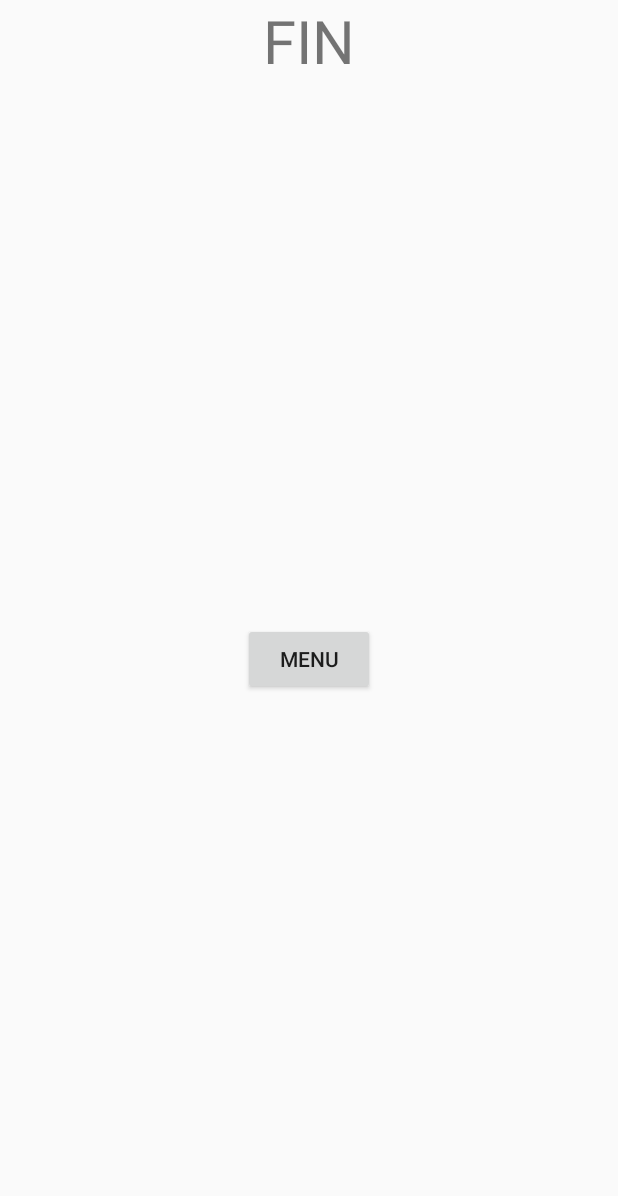
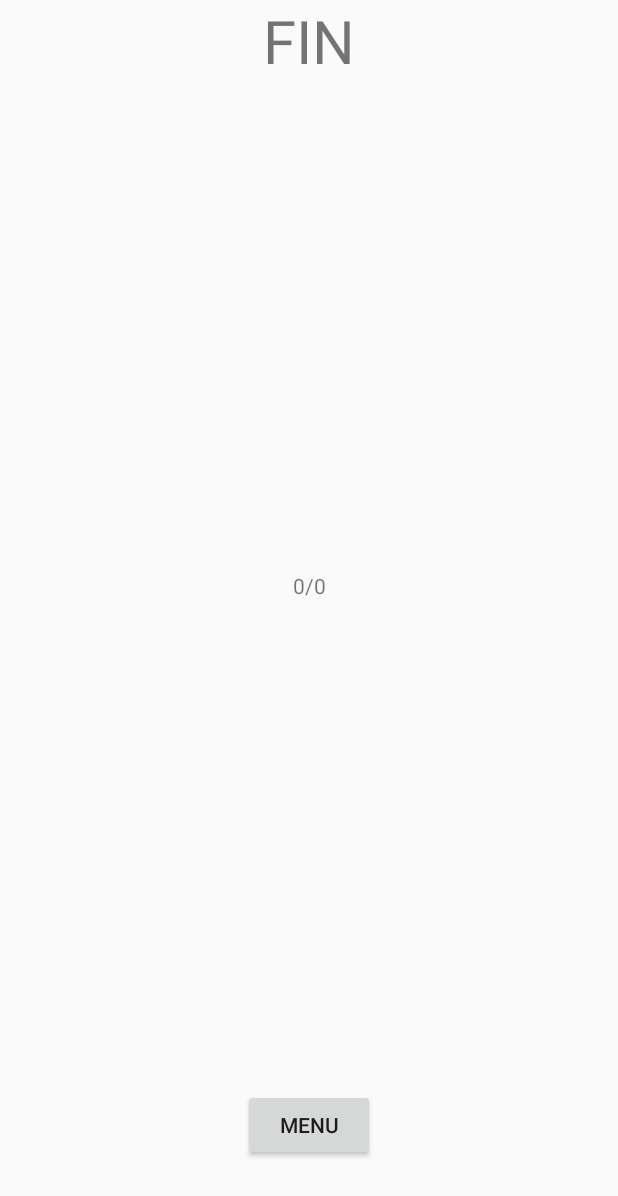
Before and after one commit to CorentinLivain/FarFarNotSoFarV2, an Android app: the EndActivity screen opened directly, with no data from a screen before it, on a phone screen of 412 x 824 dp. Shown: the top 1196 px of the screen. Run offline under Robolectric (Android 15) with nearby library versions, the phone set to English and light mode, and no system bars.

Commit message:
tout est good !!!

```diff
--- a/app/src/main/java/com/example/farfarnotsofarv2/EndActivity.java
+++ b/app/src/main/java/com/example/farfarnotsofarv2/EndActivity.java
@@ -3,19 +3,38 @@ package com.example.farfarnotsofarv2;
 import android.content.Intent;
 import android.os.Bundle;
 import android.view.View;
+import android.widget.TextView;
 
 import androidx.appcompat.app.AppCompatActivity;
 
 public class EndActivity extends AppCompatActivity {
 
+    private TextView scoreAff;
+    private int score, scoreTot;
+
     @Override
     protected void onCreate(Bundle savedInstanceState) {
         super.onCreate(savedInstanceState);
         setContentView(R.layout.activity_end);
+
+        Bundle extras = getIntent().getExtras();
+        if(extras != null) {
+            score = extras.getInt("score", 0);
+            scoreTot = extras.getInt("scoreTot",0);
+        }
+
+        scoreAff = (TextView) findViewById(R.id.scoreAff);
+
+        scoreAff.setText(score + "/" + scoreTot);
     }
 
     public void menu(View view) {
         Intent intent = new Intent(this, MainActivity.class);
         startActivity(intent);
     }
+
+    @Override
+    public void onBackPressed(){
+
+    }
 }
--- a/app/src/main/java/com/example/farfarnotsofarv2/MainActivity.java
+++ b/app/src/main/java/com/example/farfarnotsofarv2/MainActivity.java
@@ -30,4 +30,9 @@ public class MainActivity extends AppCompatActivity {
         Intent intent = new Intent(this, TutorielActivity.class);
         startActivity(intent);
     }
+
+    @Override
+    public void onBackPressed(){
+
+    }
 }
--- a/app/src/main/res/layout/activity_end.xml
+++ b/app/src/main/res/layout/activity_end.xml
@@ -7,7 +7,7 @@
     tools:context=".EndActivity">
 
     <TextView
-        android:id="@+id/textView2"
+        android:id="@+id/FIN"
         android:layout_width="wrap_content"
         android:layout_height="wrap_content"
         android:text="FIN"
@@ -16,14 +16,24 @@
         app:layout_constraintStart_toStartOf="parent"
         app:layout_constraintTop_toTopOf="parent" />
 
+    <TextView
+        android:id="@+id/scoreAff"
+        android:layout_width="wrap_content"
+        android:layout_height="wrap_content"
+        android:text="TextView"
+        app:layout_constraintBottom_toTopOf="@+id/button3"
+        app:layout_constraintEnd_toEndOf="parent"
+        app:layout_constraintStart_toStartOf="parent"
+        app:layout_constraintTop_toBottomOf="@+id/FIN" />
+
     <Button
         android:id="@+id/button3"
         android:layout_width="wrap_content"
         android:layout_height="wrap_content"
+        android:layout_marginBottom="50dp"
         android:onClick="menu"
         android:text="Menu"
         app:layout_constraintBottom_toBottomOf="parent"
         app:layout_constraintEnd_toEndOf="parent"
-        app:layout_constraintStart_toStartOf="parent"
-        app:layout_constraintTop_toBottomOf="@+id/textView2" />
+        app:layout_constraintStart_toStartOf="parent" />
 </androidx.constraintlayout.widget.ConstraintLayout>
```
Also changed, not shown: app/src/main/java/com/example/farfarnotsofarv2/MapsActivity.java (+49 -5 lines).
